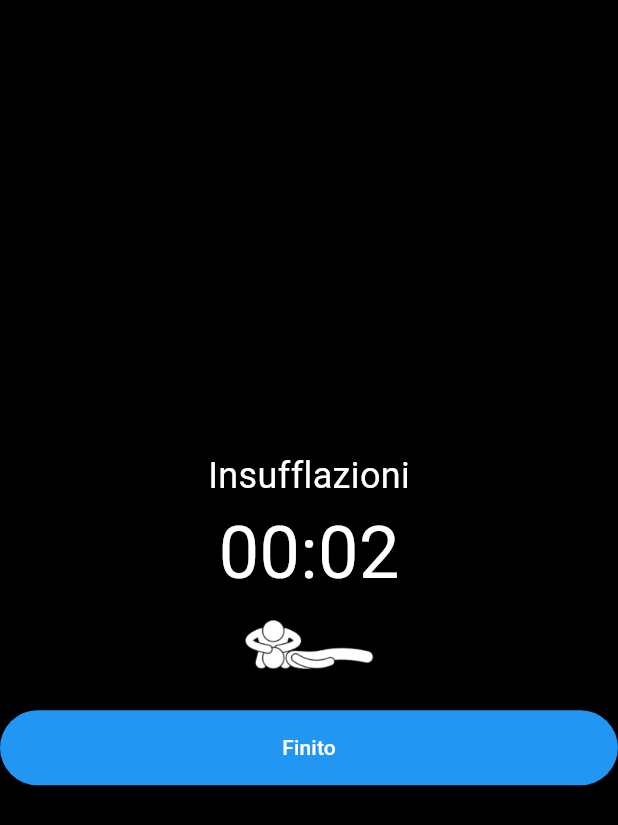
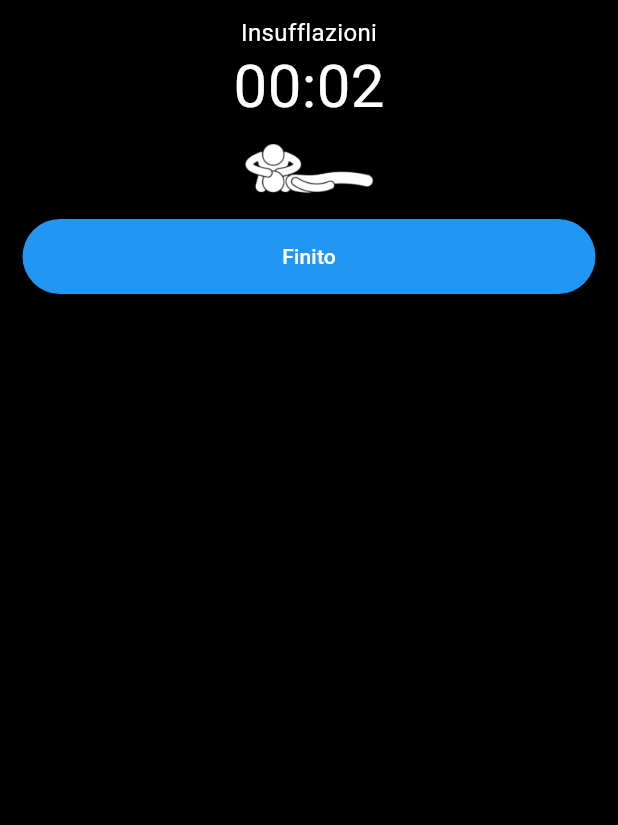
Before and after one commit to dag7dev/CPR-companion, a Flutter app: the VentilazioniScreen screen opened by its route, on a phone screen of 412 x 824 dp. Shown: the top 825 px of the screen. Run offline on Flutter 3.47's test engine with Material 3 defaults, Android fonts, the phone set to English and light mode, and no system bars; our stand-ins replace audioplayers, auto_size_text, sensors_plus, shared_preferences, vibration, wakelock_plus; accounts and stored records are empty.

Commit message:
fix: ventilazioni position

```diff
--- a/lib/screens/ventilazioni_screen.dart
+++ b/lib/screens/ventilazioni_screen.dart
@@ -12,6 +12,7 @@ class VentilazioniScreen extends StatefulWidget {
 }
 
 class _VentilazioniScreenState extends State<VentilazioniScreen> {
+  String buttonText = 'Finito';
   int countdown = AppConfig.countdownSeconds;
   late Timer _timer;
   AudioPlayer audioPlayer = AudioPlayer();
@@ -40,13 +41,6 @@ class _VentilazioniScreenState extends State<VentilazioniScreen> {
     await audioPlayer.stop();
   }
 
-  @override
-  void dispose() {
-    _timer
-        .cancel();
-    super.dispose();
-  }
-
   void startCountdown() {
     const oneSecond = Duration(seconds: 1);
     _timer = Timer.periodic(oneSecond, (timer) {
@@ -56,53 +50,80 @@ class _VentilazioniScreenState extends State<VentilazioniScreen> {
         });
       } else {
         timer.cancel();
+        _stopMetronome();
         Navigator.pushNamed(context, '/pre_compressioni_screen');
       }
     });
   }
 
   @override
+  void dispose() {
+    _timer.cancel();
+    _stopMetronome();
+    super.dispose();
+  }
+
+  @override
   Widget build(BuildContext context) {
     return Scaffold(
       backgroundColor: Colors.black,
-      body: Center(
+      body: SingleChildScrollView(
+        child: Center(
+          child: Padding(
+            padding: const EdgeInsets.all(15.0),
             child: Column(
               mainAxisAlignment: MainAxisAlignment.center,
-          children: [
+              crossAxisAlignment: CrossAxisAlignment.center,
+              children: <Widget>[
                 const Text(
                   'Insufflazioni',
-              style:
-                  TextStyle(color: AppConfig.textInTitlesColor, fontSize: 24),
+                  style: TextStyle(
+                    fontSize: 16,
+                    height: 0.85,
+                    color: AppConfig.textInTitlesColor,
                   ),
-            Text(
-              '00:${'$countdown'.toString().padLeft(2, '0')}',
-              style: const TextStyle(
-                  fontSize: 48, color: AppConfig.textInTitlesColor),
                 ),
+                CountdownWidget(countdown: countdown),
                 Image.asset(
                   'assets/images/ventilazioni.png',
                   width: 90,
                   height: 50,
                 ),
-            const SizedBox(height: 20),
+                const SizedBox(height: 10),
                 ElevatedButton(
                   onPressed: () {
-                // stop timer
                     _timer.cancel();
+                    _stopMetronome();
                     Navigator.pushNamed(context, '/pre_compressioni_screen');
                   },
                   style: ElevatedButton.styleFrom(
                     backgroundColor: Colors.blue,
                     minimumSize: const Size(double.infinity, 50),
                   ),
-              child: const Text(
-                'Finito',
-                style: TextStyle(color: AppConfig.textInButtonsColor),
+                  child: Text(
+                    buttonText,
+                    style: const TextStyle(color: AppConfig.textInButtonsColor),
                   ),
                 ),
               ],
             ),
           ),
+        ),
+      ),
     );
   }
 }
+
+class CountdownWidget extends StatelessWidget {
+  final int countdown;
+
+  const CountdownWidget({Key? key, required this.countdown}) : super(key: key);
+
+  @override
+  Widget build(BuildContext context) {
+    return Text(
+      '00:${'$countdown'.toString().padLeft(2, '0')}',
+      style: const TextStyle(fontSize: 40, color: AppConfig.textInButtonsColor),
+    );
+  }
+}
```
Lines whose indentation alone changed are shown as unchanged.
